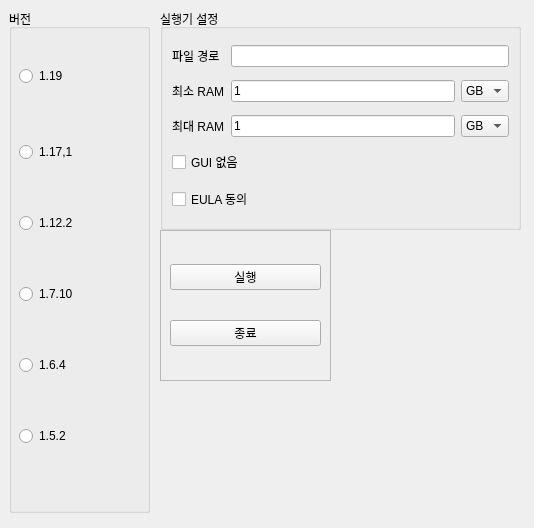
Before: the Qt Designer form design.ui in Cosine-A/EasyBukkit, drawn with Qt 5.
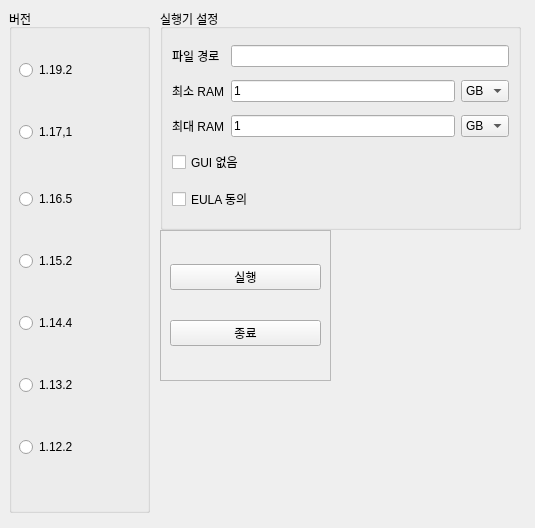
After: the same form once the commit is applied.

Patch:
```diff
--- a/design.ui
+++ b/design.ui
@@ -6,7 +6,7 @@
    <rect>
     <x>0</x>
     <y>0</y>
-    <width>534</width>
+    <width>535</width>
     <height>528</height>
    </rect>
   </property>
@@ -32,11 +32,37 @@
     <property name="title">
      <string>버전</string>
     </property>
+    <widget class="QRadioButton" name="version1152">
+     <property name="geometry">
+      <rect>
+       <x>10</x>
+       <y>232</y>
+       <width>80</width>
+       <height>40</height>
+      </rect>
+     </property>
+     <property name="text">
+      <string>1.15.2</string>
+     </property>
+    </widget>
+    <widget class="QRadioButton" name="version1132">
+     <property name="geometry">
+      <rect>
+       <x>10</x>
+       <y>356</y>
+       <width>80</width>
+       <height>40</height>
+      </rect>
+     </property>
+     <property name="text">
+      <string>1.13.2</string>
+     </property>
+    </widget>
     <widget class="QRadioButton" name="version1122">
      <property name="geometry">
       <rect>
        <x>10</x>
-       <y>194</y>
+       <y>418</y>
        <width>80</width>
        <height>40</height>
       </rect>
@@ -45,39 +71,13 @@
       <string>1.12.2</string>
      </property>
     </widget>
-    <widget class="QRadioButton" name="version164">
-     <property name="geometry">
-      <rect>
-       <x>10</x>
-       <y>336</y>
-       <width>70</width>
-       <height>40</height>
-      </rect>
-     </property>
-     <property name="text">
-      <string>1.6.4</string>
-     </property>
-    </widget>
-    <widget class="QRadioButton" name="version152">
-     <property name="geometry">
-      <rect>
-       <x>10</x>
-       <y>407</y>
-       <width>70</width>
-       <height>40</height>
-      </rect>
-     </property>
-     <property name="text">
-      <string>1.5.2</string>
-     </property>
-    </widget>
     <widget class="QRadioButton" name="version1171">
      <property name="geometry">
       <rect>
        <x>10</x>
-       <y>123</y>
+       <y>108</y>
        <width>80</width>
-       <height>40</height>
+       <height>30</height>
       </rect>
      </property>
      <property name="text">
@@ -88,26 +88,39 @@
      <property name="geometry">
       <rect>
        <x>10</x>
-       <y>265</y>
+       <y>294</y>
        <width>80</width>
        <height>40</height>
       </rect>
      </property>
      <property name="text">
-      <string>1.7.10</string>
+      <string>1.14.4</string>
      </property>
     </widget>
     <widget class="QRadioButton" name="version119">
      <property name="geometry">
       <rect>
        <x>10</x>
-       <y>52</y>
-       <width>70</width>
+       <y>46</y>
+       <width>80</width>
        <height>30</height>
       </rect>
      </property>
      <property name="text">
-      <string>1.19</string>
+      <string>1.19.2</string>
+     </property>
+    </widget>
+    <widget class="QRadioButton" name="version1165">
+     <property name="geometry">
+      <rect>
+       <x>10</x>
+       <y>170</y>
+       <width>80</width>
+       <height>40</height>
+      </rect>
+     </property>
+     <property name="text">
+      <string>1.16.5</string>
      </property>
     </widget>
    </widget>
```
Left out of the diff: 10 changed lines with no effect on the pictures.
